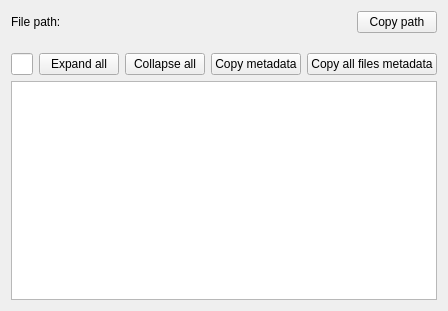
Qt form Libs/DICOM/Widgets/Resources/UI/ctkDICOMObjectListWidget.ui (commontk/CTK) before a commit.
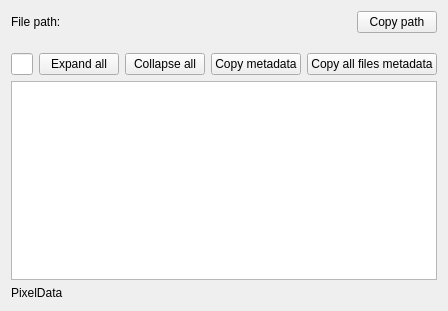
The same form after that commit. Custom widgets are drawn as their Qt base class.

Commit message:
WIP: add thumbnails to dicom browser
Based on ProjectWeek discussion:
https://projectweek.na-mic.org/PW35_2021_Virtual/Projects/mpReview/

```diff
--- a/Libs/DICOM/Widgets/Resources/UI/ctkDICOMObjectListWidget.ui
+++ b/Libs/DICOM/Widgets/Resources/UI/ctkDICOMObjectListWidget.ui
@@ -115,6 +115,16 @@
        </property>
       </widget>
      </item>
+     <item>
+      <widget class="QLabel" name="dcmPixelData">
+       <property name="toolTip">
+        <string>Pixel data.</string>
+       </property>
+       <property name="text">
+        <string>PixelData</string>
+       </property>
+      </widget>
+     </item>
     </layout>
    </item>
   </layout>
```
The commit also changes 3 other files.
